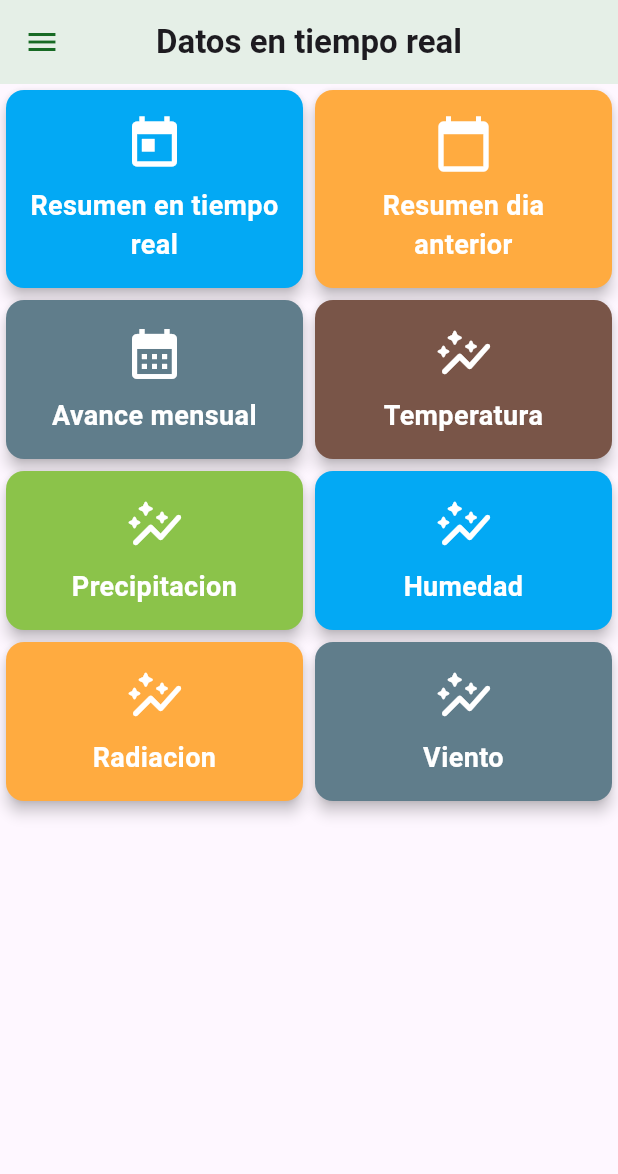
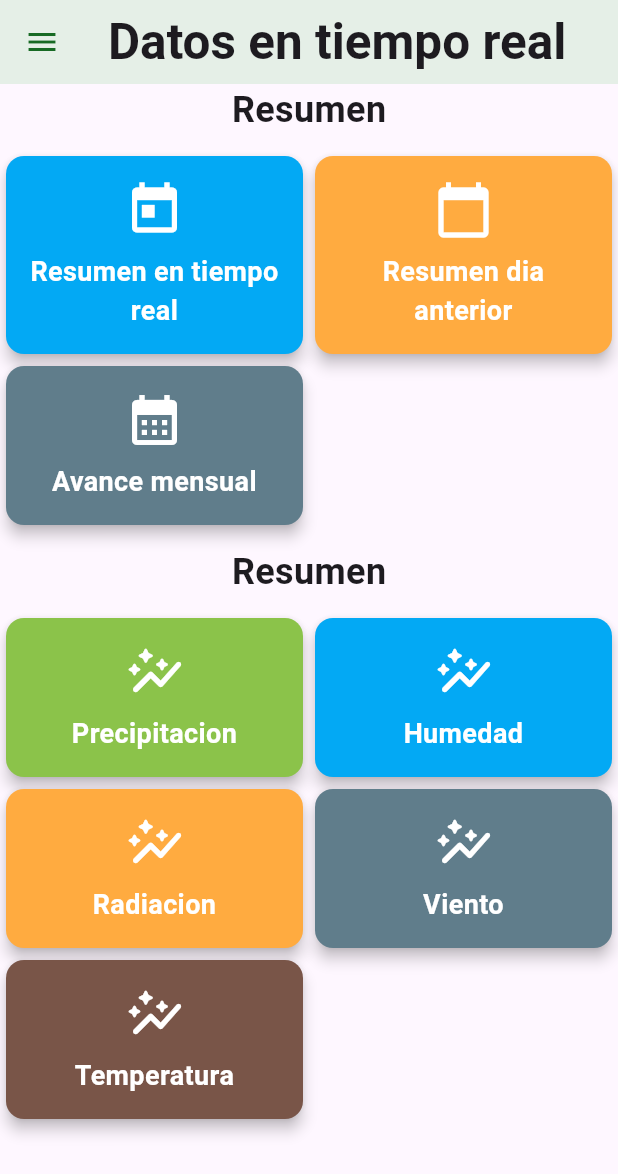
Before and after one commit to Alexlife2002003/inifap, a Flutter app: the screen it shows after launch, in the side drawer, after a tap on "Tiempo Real", on a phone screen of 412 x 824 dp. Shown: the top 1174 px of the screen. Run offline on Flutter 3.47's test engine with Material 3 defaults, Android fonts, the phone set to English and light mode, and no system bars; our stand-ins replace connectivity, flutter_dotenv, flutter_local_notifications, flutter_secure_storage, geolocator, google_maps_flutter and 3 more; network calls fail.

Commit message:
cambio apariencia

```diff
--- a/inifap/lib/screens/AppWithDrawer.dart
+++ b/inifap/lib/screens/AppWithDrawer.dart
@@ -53,6 +53,11 @@ class _AppWithDrawerState extends State<AppWithDrawer> {
 
   @override
   Widget build(BuildContext context) {
+    double screenWidth = MediaQuery.of(context).size.width;
+    double screenHeight = MediaQuery.of(context).size.height;
+    double imageSize = screenWidth * 0.25;
+    double fontSize = screenWidth * 0.08;
+
     return Scaffold(
       appBar: AppBar(
         backgroundColor: lightGreen,
@@ -60,7 +65,7 @@ class _AppWithDrawerState extends State<AppWithDrawer> {
         iconTheme: IconThemeData(color: darkGreen),
         title: Text(
           title,
-          style: const TextStyle(fontWeight: FontWeight.bold),
+          style: TextStyle(fontWeight: FontWeight.bold, fontSize: fontSize),
         ),
         centerTitle: true,
       ),
@@ -69,27 +74,21 @@ class _AppWithDrawerState extends State<AppWithDrawer> {
         child: Column(
           children: <Widget>[
             SizedBox(
-              height: 180,
+              height: screenHeight * 0.25,
               child: DrawerHeader(
                 decoration: BoxDecoration(
                   color: darkGreen,
                 ),
                 child: InkWell(
                   onTap: () {},
-                  child: const Column(
+                  child: Column(
                     mainAxisAlignment: MainAxisAlignment.center,
                     crossAxisAlignment: CrossAxisAlignment.center,
                     children: [
-                      Text(
-                        'Inifap',
-                        style: TextStyle(
-                          color: Color(0xFFFFEDBD),
-                          fontSize: 40,
-                        ),
-                        textAlign: TextAlign.center,
-                      ),
-                      Divider(
-                        color: Colors.white,
+                      Image.asset(
+                        'lib/assets/logo2.jpeg',
+                        width: imageSize,
+                        height: imageSize,
                       ),
                     ],
                   ),
@@ -97,10 +96,12 @@ class _AppWithDrawerState extends State<AppWithDrawer> {
               ),
             ),
             ListTile(
-              title: const Row(
+              title: Row(
                 children: [
-                  Text('Estaciones',
-                      style: TextStyle(color: Colors.white, fontSize: 33)),
+                  Text(
+                    'Estaciones',
+                    style: TextStyle(color: Colors.white, fontSize: fontSize),
+                  ),
                 ],
               ),
               onTap: () {
@@ -108,11 +109,11 @@ class _AppWithDrawerState extends State<AppWithDrawer> {
               },
             ),
             ListTile(
-              title: const Row(
+              title: Row(
                 children: [
                   Text(
                     'Lista Estaciones',
-                    style: TextStyle(color: Colors.white, fontSize: 33),
+                    style: TextStyle(color: Colors.white, fontSize: fontSize),
                   ),
                 ],
               ),
@@ -121,11 +122,11 @@ class _AppWithDrawerState extends State<AppWithDrawer> {
               },
             ),
             ListTile(
-              title: const Row(
+              title: Row(
                 children: [
                   Text(
                     'Tiempo Real',
-                    style: TextStyle(color: Colors.white, fontSize: 33),
+                    style: TextStyle(color: Colors.white, fontSize: fontSize),
                   ),
                 ],
               ),
@@ -134,11 +135,11 @@ class _AppWithDrawerState extends State<AppWithDrawer> {
               },
             ),
             ListTile(
-              title: const Row(
+              title: Row(
                 children: [
                   Text(
                     'Detalles apps',
-                    style: TextStyle(color: Colors.white, fontSize: 33),
+                    style: TextStyle(color: Colors.white, fontSize: fontSize),
                   ),
                 ],
               ),
--- a/inifap/lib/screens/Resumen_Real_or_Yesterday.dart
+++ b/inifap/lib/screens/Resumen_Real_or_Yesterday.dart
@@ -18,11 +18,18 @@ class _ResumenRealOrYesterdayState extends State<ResumenRealOrYesterday> {
     return Center(
       child: Scaffold(
         body: Center(
-          child: SingleChildScrollView(
-            child: Container(
-              height: screenHeight,
+          child: Container(
+            height: screenHeight,
+            child: SingleChildScrollView(
               child: Column(
                 children: [
+                  const Text(
+                    'Resumen',
+                    style: TextStyle(fontSize: 24, fontWeight: FontWeight.bold),
+                  ),
+                  const SizedBox(
+                    height: 10,
+                  ),
                   Row(
                     children: [
                       _buildForecastCard(Icons.today, "Resumen en tiempo real",
@@ -54,22 +61,17 @@ class _ResumenRealOrYesterdayState extends State<ResumenRealOrYesterday> {
                                   const resumenAvanceMensual()),
                         );
                       }),
-                      _buildForecastCard(
-                          Icons.auto_graph_rounded, "Temperatura", Colors.brown,
-                          () {
-                        Navigator.push(
-                          context,
-                          MaterialPageRoute(
-                              builder: (context) => const Grafica(
-                                    title: 'Grafica Temperatura',
-                                    storageKey: 'grafica_temperatura',
-                                    yAxisTitle: 'Temperatura',
-                                    valueKey: 'Temp',
-                                    dotenvname: 'GRAFICA_TEMPERATURA',
-                                  )),
-                        );
-                      }),
                     ],
+                  ),
+                  const SizedBox(
+                    height: 10,
+                  ),
+                  const Text(
+                    'Resumen',
+                    style: TextStyle(fontSize: 24, fontWeight: FontWeight.bold),
+                  ),
+                  const SizedBox(
+                    height: 10,
                   ),
                   Row(
                     children: [
@@ -133,6 +135,26 @@ class _ResumenRealOrYesterdayState extends State<ResumenRealOrYesterday> {
                                     )));
                       })
                     ],
+                  ),
+
+                  Row(
+                    children: [
+                      _buildForecastCard(
+                          Icons.auto_graph_rounded, "Temperatura", Colors.brown,
+                          () {
+                        Navigator.push(
+                          context,
+                          MaterialPageRoute(
+                              builder: (context) => const Grafica(
+                                    title: 'Grafica Temperatura',
+                                    storageKey: 'grafica_temperatura',
+                                    yAxisTitle: 'Temperatura',
+                                    valueKey: 'Temp',
+                                    dotenvname: 'GRAFICA_TEMPERATURA',
+                                  )),
+                        );
+                      }),
+                    ],
                   )
                 ],
               ),
--- a/inifap/pubspec.yaml
+++ b/inifap/pubspec.yaml
@@ -73,6 +73,7 @@ flutter:
   # To add assets to your application, add an assets section, like this:
   assets:
     - lib/assets/logo.png
+    - lib/assets/logo2.jpeg
     - lib/assets/puntos_cardinales/norte.png
     - .env
 
```
Also changed, not shown: inifap/lib/screens/EstacionResumenReal.dart (+9 -4 lines), inifap/lib/screens/Grafica.dart (+43 -29 lines), inifap/lib/widgets/weatherCard.dart (+60 -15 lines), inifap/lib/assets/logo2.jpeg (added).
